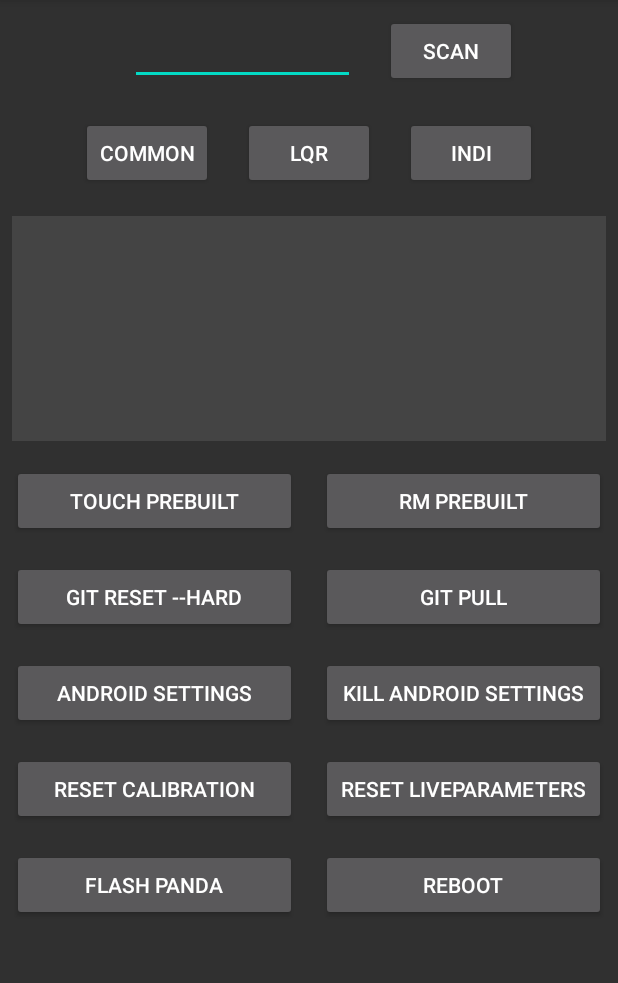
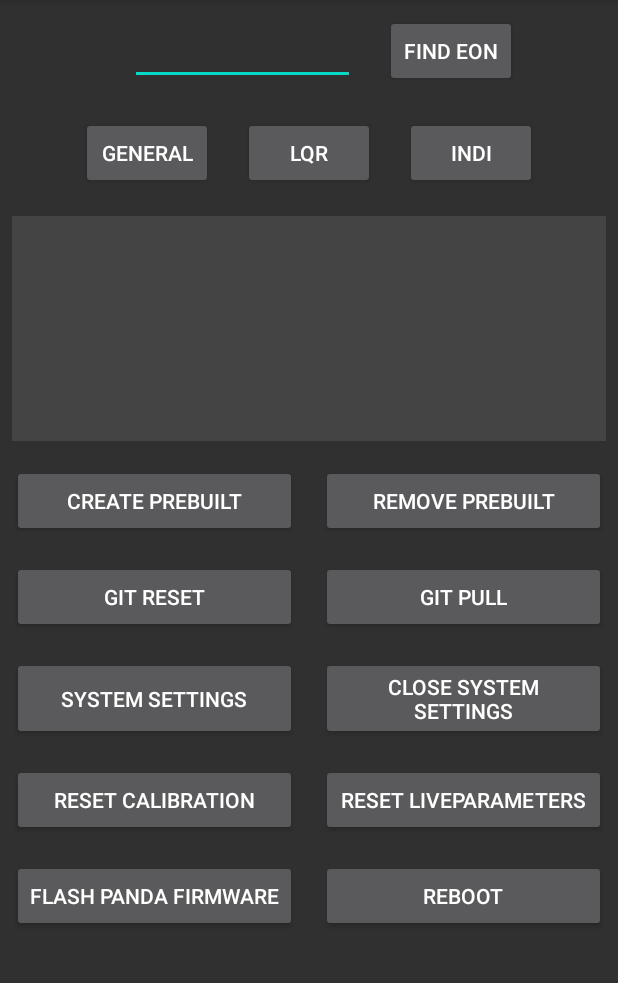
Before and after one commit to neokii/nTune, an Android app: the screen it shows after launch (MainActivity), on a phone screen of 412 x 824 dp, the part 84-1067 px from its top. Run offline under Robolectric (Android 15) with nearby library versions, the phone set to English and light mode, and no system bars; libraries missing offline, so code that uses them is left out: com.jcraft.jsch; 1 statement that could not run was skipped.

Commit message:
added features.

```diff
--- a/app/src/main/AndroidManifest.xml
+++ b/app/src/main/AndroidManifest.xml
@@ -21,7 +21,7 @@
         </activity>
 
         <activity
-            android:name=".CommonTuneActivity"
+            android:name=".GeneralTuneActivity"
             android:theme="@style/AppTheme.NoActionBar"
             android:screenOrientation="portrait"/>
 
--- a/app/src/main/java/com/neokii/ntune/CommonTuneActivity.kt
+++ b/app/src/main/java/com/neokii/ntune/GeneralTuneActivity.kt
@@ -2,7 +2,7 @@ package com.neokii.ntune
 
 import org.json.JSONObject
 
-class CommonTuneActivity: BaseTuneActivity() {
+class GeneralTuneActivity: BaseTuneActivity() {
 
     override fun getRemoteConfFile(): String {
         return "/data/ntune/common.json"
--- a/app/src/main/java/com/neokii/ntune/MainActivity.kt
+++ b/app/src/main/java/com/neokii/ntune/MainActivity.kt
@@ -44,8 +44,8 @@ class MainActivity : AppCompatActivity(), SshShell.OnSshListener
             handleConnect(IndiTuneActivity::class.java)
         }
 
-        btnCommon.setOnClickListener {
-            handleConnect(CommonTuneActivity::class.java)
+        btnGeneral.setOnClickListener {
+            handleConnect(GeneralTuneActivity::class.java)
         }
 
         btnScan.setOnClickListener {
@@ -221,7 +221,7 @@ class MainActivity : AppCompatActivity(), SshShell.OnSshListener
         override fun onBindViewHolder(holder: ViewHolder, position: Int) {
 
             val cmd = SshShell.cmdList[position]
-            holder.binding.btnCmd.text = cmd.title
+            holder.binding.btnCmd.text = getString(cmd.resId)
         }
     }
 
--- a/app/src/main/java/com/neokii/ntune/SshShell.kt
+++ b/app/src/main/java/com/neokii/ntune/SshShell.kt
@@ -21,7 +21,7 @@ class SshShell(
 ) : Thread()
 {
     data class CmdItem(
-        val title: String,
+        val resId: Int,
         val confirm: Boolean,
         val cmds: ArrayList<String>
     )
@@ -29,16 +29,16 @@ class SshShell(
     companion object {
         val cmdList = arrayListOf(
 
-            CmdItem("touch prebuilt", false, arrayListOf("touch /data/openpilot/prebuilt")),
-            CmdItem("rm prebuilt", false, arrayListOf("rm /data/openpilot/prebuilt")),
-            CmdItem("git reset --hard", true, arrayListOf("cd /data/openpilot && git reset --hard")),
-            CmdItem("git pull", false, arrayListOf("cd /data/openpilot && git pull")),
-            CmdItem("android settings", false, arrayListOf("am start -a android.settings.SETTINGS")),
-            CmdItem("kill android settings", false, arrayListOf("pkill -f com.android.settings")),
-            CmdItem("Reset Calibration", true, arrayListOf("rm /data/params/d/CalibrationParams")),
-            CmdItem("Reset LiveParameters", true, arrayListOf("rm /data/params/d/LiveParameters")),
-            CmdItem("flash panda", true, arrayListOf("cd /data/openpilot/panda/board && pkill -f boardd && make")),
-            CmdItem("reboot", true, arrayListOf("reboot"))
+            CmdItem(R.string.shell_create_prebuilt, false, arrayListOf("touch /data/openpilot/prebuilt")),
+            CmdItem(R.string.shell_remove_prebuilt, false, arrayListOf("rm /data/openpilot/prebuilt")),
+            CmdItem(R.string.shell_git_reset_hard, true, arrayListOf("cd /data/openpilot && git reset --hard")),
+            CmdItem(R.string.shell_git_pull, false, arrayListOf("cd /data/openpilot && git pull")),
+            CmdItem(R.string.shell_launch_android_settings, false, arrayListOf("am start -a android.settings.SETTINGS")),
+            CmdItem(R.string.shell_kill_android_settings, false, arrayListOf("pkill -f com.android.settings")),
+            CmdItem(R.string.shell_reset_calibration, true, arrayListOf("rm /data/params/d/CalibrationParams")),
+            CmdItem(R.string.shell_reset_liveparams, true, arrayListOf("rm /data/params/d/LiveParameters")),
+            CmdItem(R.string.shell_flash_panda, true, arrayListOf("cd /data/openpilot/panda/board && pkill -f boardd && make")),
+            CmdItem(R.string.shell_reboot, true, arrayListOf("reboot"))
 
         )
     }
--- a/app/src/main/res/layout/activity_main.xml
+++ b/app/src/main/res/layout/activity_main.xml
@@ -53,12 +53,12 @@
             android:orientation="horizontal">
 
             <Button
-                android:id="@+id/btnCommon"
+                android:id="@+id/btnGeneral"
                 android:layout_width="wrap_content"
                 android:layout_height="wrap_content"
                 android:layout_gravity="center_vertical"
                 android:layout_margin="10dp"
-                android:text="@string/btn_connect_common" />
+                android:text="@string/btn_connect_general" />
 
             <Button
                 android:id="@+id/btnConnectLqr"
@@ -90,7 +90,8 @@
             <TextView
                 android:id="@+id/logView"
                 android:layout_width="match_parent"
-                android:layout_height="wrap_content" />
+                android:layout_height="wrap_content"
+                android:textSize="13sp"/>
 
         </ScrollView>
 
--- a/app/src/main/res/values/strings.xml
+++ b/app/src/main/res/values/strings.xml
@@ -1,12 +1,12 @@
 <resources>
     <string name="app_name">nTune</string>
 
-    <string name="btn_scan">"Scan"</string>
+    <string name="btn_scan">"Find EON"</string>
 
     <string name="format_scan_success">"Found EON: %s"</string>
     <string name="scan_fail">"Couldn't find EON."</string>
 
-    <string name="btn_connect_common">"Common"</string>
+    <string name="btn_connect_general">"General"</string>
     <string name="btn_connect_lqr">"LQR"</string>
     <string name="btn_connect_indi">"INDI"</string>
 
@@ -21,4 +21,20 @@
 You must be connected to the panda at least once."</string>
 
     <string name="confirm">"Are you sure?"</string>
+
+    <string name="shell_create_prebuilt">"Create prebuilt"</string>
+    <string name="shell_remove_prebuilt">"Remove prebuilt"</string>
+
+    <string name="shell_git_reset_hard">"Git Reset"</string>
+    <string name="shell_git_pull">"Git Pull"</string>
+
+    <string name="shell_launch_android_settings">"System Settings"</string>
+    <string name="shell_kill_android_settings">"Close System Settings"</string>
+
+    <string name="shell_reset_calibration">"Reset Calibration"</string>
+    <string name="shell_reset_liveparams">"Reset LiveParameters"</string>
+
+    <string name="shell_flash_panda">"Flash Panda firmware"</string>
+    <string name="shell_reboot">"Reboot"</string>
+
 </resources>
```
Also changed, not shown: 1 other file.
